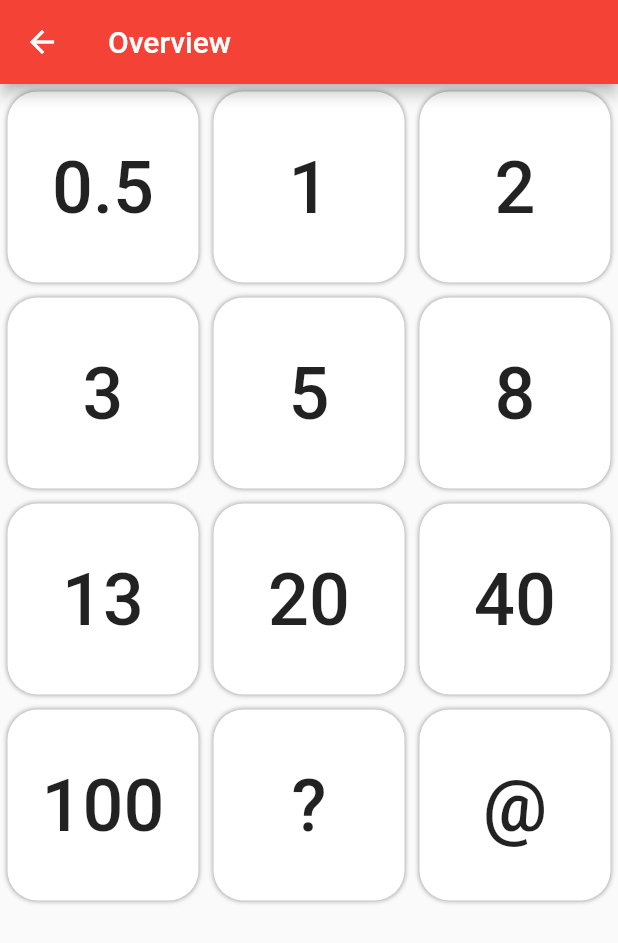
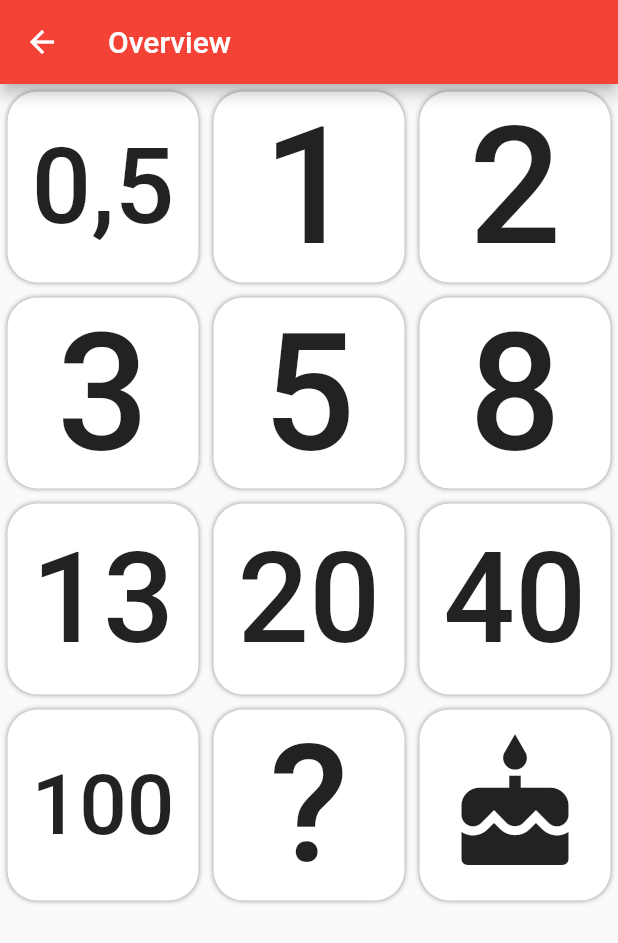
Before and after one commit to Rinma/planning-poker-flutter, a Flutter app: the screen it shows after launch, after a tap on the "dashboard" icon, on a phone screen of 412 x 824 dp. Shown: the top 943 px of the screen. Run offline on Flutter 3.47's test engine with Material 2 defaults, Android fonts, the phone set to English and light mode, and no system bars.

Commit message:
Cleanup code

```diff
--- /dev/null
+++ b/lib/home.dart
@@ -0,0 +1,47 @@
+import 'package:flutter/material.dart';
+import 'lists.dart';
+
+ScrollController homeScrollController;
+
+class HomePage extends StatefulWidget {
+  @override
+  HomeState createState() {
+    return HomeState();
+  }
+}
+
+class HomeState extends State<HomePage> {
+  @override
+  void initState() {
+    homeScrollController = ScrollController();
+    super.initState();
+  }
+
+  @override
+  Widget build(BuildContext context) {
+    return ListView.builder(
+      controller: homeScrollController,
+      scrollDirection: Axis.horizontal,
+      itemCount: fibonacci.length,
+      itemBuilder: (context, index) {
+        return Container(
+          key: Key(index.toString()),
+          width: MediaQuery.of(context).size.width,
+          alignment: Alignment.center,
+          color: Colors.transparent,
+          padding: EdgeInsets.all(15.0),
+          child: Container(
+            decoration: new BoxDecoration(
+              color: Colors.white,
+              borderRadius: BorderRadius.all(Radius.circular(40.0)),
+              boxShadow: [BoxShadow(color: Colors.grey, blurRadius: 8)],
+            ),
+            child: Center(
+              child: fibonacci[index],
+            ),
+          ),
+        );
+      },
+    );
+  }
+}
--- /dev/null
+++ b/lib/lists.dart
@@ -0,0 +1,41 @@
+import 'package:flutter/cupertino.dart';
+import 'package:flutter/material.dart';
+
+double textSize = 128;
+
+final List<Widget> fibonacci = [
+  Text("0,5", style: TextStyle(fontSize: textSize)),
+  Text("1", style: TextStyle(fontSize: textSize)),
+  Text("2", style: TextStyle(fontSize: textSize)),
+  Text("3", style: TextStyle(fontSize: textSize)),
+  Text("5", style: TextStyle(fontSize: textSize)),
+  Text("8", style: TextStyle(fontSize: textSize)),
+  Text("13", style: TextStyle(fontSize: textSize)),
+  Text("20", style: TextStyle(fontSize: textSize)),
+  Text("40", style: TextStyle(fontSize: textSize)),
+  Text("100", style: TextStyle(fontSize: textSize)),
+  Text("?", style: TextStyle(fontSize: textSize)),
+  Icon(Icons.cake, size: textSize),
+];
+
+final List<String> shirtSizes = [
+  "XS",
+  "S",
+  "M",
+  "L",
+  "XL",
+  "XXL",
+];
+
+final List<String> manDays = [
+  "1",
+  "2",
+  "3",
+  "4",
+  "5",
+  "6",
+  "7",
+  "8",
+  "9",
+  "9+",
+];
--- a/lib/main.dart
+++ b/lib/main.dart
@@ -1,4 +1,6 @@
 import 'package:flutter/material.dart';
+import 'package:planning_poker/home.dart';
+import 'package:planning_poker/overview.dart';
 
 void main() => runApp(PlanningPoker());
 
@@ -14,73 +16,11 @@ class PlanningPoker extends StatelessWidget {
       home: Scaffold(
         appBar: AppBar(
           title: const Text("Planning Poker"),
+          actions: <Widget>[],
         ),
         body: HomePage(),
         floatingActionButton: OverviewFloatingButton(),
       ),
-    );
-  }
-}
-
-final List<String> fibonacci = [
-  "0.5",
-  "1",
-  "2",
-  "3",
-  "5",
-  "8",
-  "13",
-  "20",
-  "40",
-  "100",
-  "?",
-  "@"
-];
-
-ScrollController controller;
-
-class HomePage extends StatefulWidget {
-  @override
-  HomeState createState() {
-    return HomeState();
-  }
-}
-
-class HomeState extends State<HomePage> {
-  @override
-  void initState() {
-    controller = ScrollController();
-    super.initState();
-  }
-
-  @override
-  Widget build(BuildContext context) {
-    return ListView.builder(
-      controller: controller,
-      scrollDirection: Axis.horizontal,
-      itemCount: fibonacci.length,
-      itemBuilder: (context, index) {
-        return Container(
-          key: Key("number-" + fibonacci[index]),
-          width: MediaQuery.of(context).size.width,
-          alignment: Alignment.center,
-          color: Colors.transparent,
-          padding: EdgeInsets.all(15.0),
-          child: Container(
-            decoration: new BoxDecoration(
-              color: Colors.white,
-              borderRadius: BorderRadius.all(Radius.circular(40.0)),
-              boxShadow: [BoxShadow(color: Colors.grey, blurRadius: 8)],
-            ),
-            child: Center(
-              child: Text(
-                fibonacci[index],
-                style: TextStyle(fontSize: 128),
-              ),
-            ),
-          ),
-        );
-      },
     );
   }
 }
@@ -100,43 +40,3 @@ class OverviewFloatingButton extends StatelessWidget {
     );
   }
 }
-
-class Overview extends StatelessWidget {
-  @override
-  Widget build(BuildContext context) {
-    return Scaffold(
-      appBar: AppBar(
-        title: const Text("Overview"),
-      ),
-      body: GridView.count(
-        crossAxisCount: 3,
-        children: List.generate(
-          fibonacci.length,
-          (index) {
-            return Container(
-              decoration: new BoxDecoration(
-                color: Colors.white,
-                borderRadius: BorderRadius.all(Radius.circular(20.0)),
-                boxShadow: [BoxShadow(color: Colors.grey, blurRadius: 2)],
-              ),
-              margin: EdgeInsets.all(5),
-              child: FlatButton(
-                onPressed: () {
-                  Navigator.pop(context);
-                  controller.animateTo(
-                    index * MediaQuery.of(context).size.width,
-                    curve: Curves.linear,
-                    duration: Duration(milliseconds: 250),
-                  );
-                },
-                child: Center(
-                  child: Text(fibonacci[index], style: TextStyle(fontSize: 48)),
-                ),
-              ),
-            );
-          },
-        ),
-      ),
-    );
-  }
-}
--- /dev/null
+++ b/lib/overview.dart
@@ -0,0 +1,45 @@
+import 'package:flutter/material.dart';
+import 'package:planning_poker/home.dart';
+import 'lists.dart';
+
+class Overview extends StatelessWidget {
+  @override
+  Widget build(BuildContext context) {
+    return Scaffold(
+      appBar: AppBar(
+        title: const Text("Overview"),
+      ),
+      body: GridView.count(
+        crossAxisCount: 3,
+        children: List.generate(
+          fibonacci.length,
+              (index) {
+            return Container(
+              decoration: new BoxDecoration(
+                color: Colors.white,
+                borderRadius: BorderRadius.all(Radius.circular(20.0)),
+                boxShadow: [BoxShadow(color: Colors.grey, blurRadius: 2)],
+              ),
+              margin: EdgeInsets.all(5),
+              child: FlatButton(
+                onPressed: () {
+                  Navigator.pop(context);
+                  homeScrollController.animateTo(
+                    index * MediaQuery.of(context).size.width,
+                    curve: Curves.linear,
+                    duration: Duration(milliseconds: 250),
+                  );
+                },
+                child: Center(
+                  child: FittedBox(
+                    child: fibonacci[index],
+                  )
+                ),
+              ),
+            );
+          },
+        ),
+      ),
+    );
+  }
+}
```
